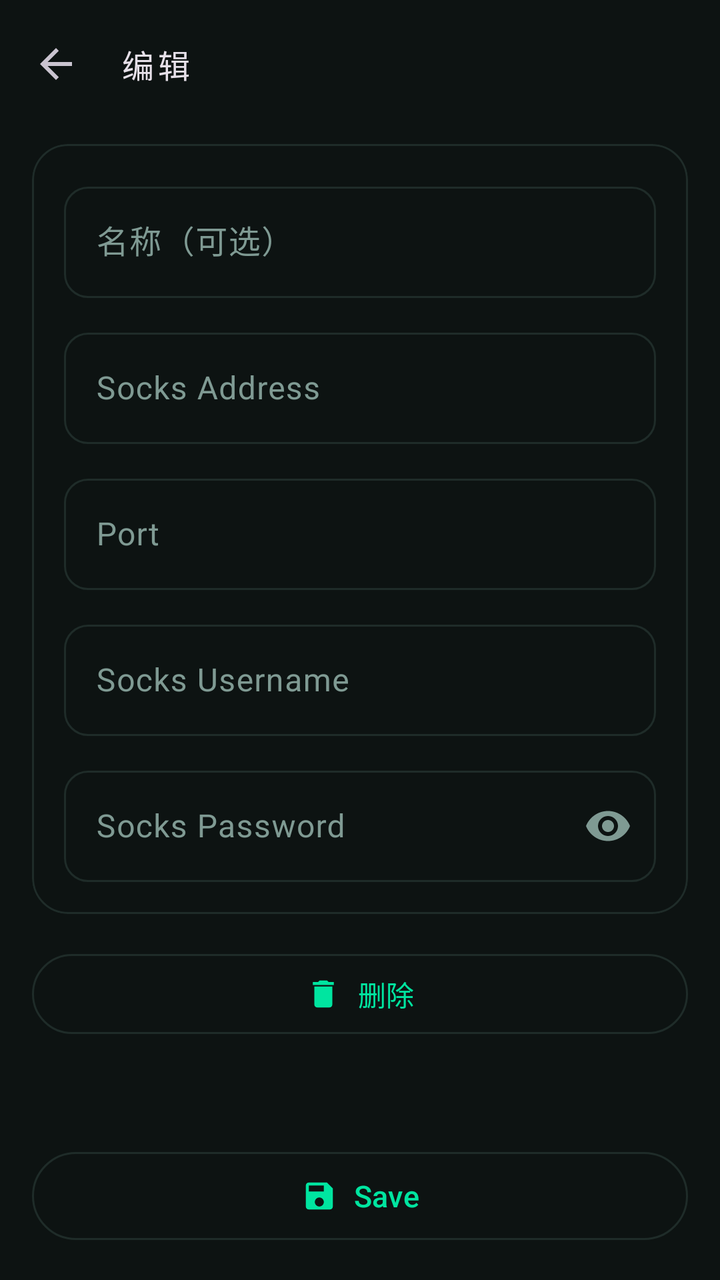
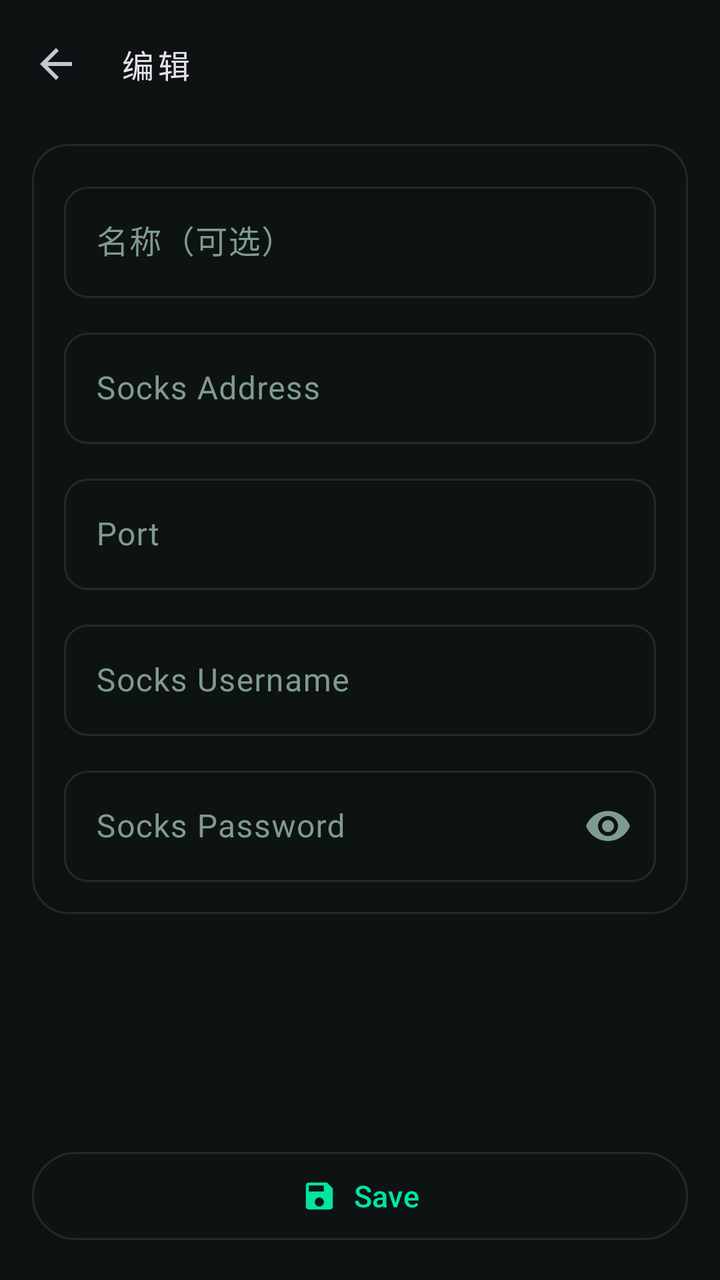

Before-and-after screenshots of an Android layout around one commit, followed by the original layout XML and the change that was made.
<!-- AndroidManifest.xml: application theme Theme.TunVPN -->
<!-- res/layout/activity_server_edit.xml -->
<?xml version="1.0" encoding="utf-8"?>
<LinearLayout xmlns:android="http://schemas.android.com/apk/res/android"
	xmlns:app="http://schemas.android.com/apk/res-auto"
	android:orientation="vertical"
	android:layout_width="match_parent"
	android:layout_height="match_parent"
	android:background="?attr/colorSurface">
	<com.google.android.material.appbar.MaterialToolbar
		android:id="@+id/toolbar"
		android:layout_width="match_parent"
		android:layout_height="?attr/actionBarSize"
		app:navigationIcon="?attr/homeAsUpIndicator"
		app:title="@string/server_edit"
		app:titleTextAppearance="@style/TextAppearance.TunVPN.Toolbar"/>
	<ScrollView
		android:layout_width="match_parent"
		android:layout_height="0dp"
		android:layout_weight="1"
		android:clipToPadding="false"
		android:fillViewport="true">
		<LinearLayout
			android:orientation="vertical"
			android:layout_width="match_parent"
			android:layout_height="wrap_content"
			android:paddingLeft="16dp"
			android:paddingRight="16dp"
			android:paddingTop="8dp"
			android:paddingBottom="24dp">
			<com.google.android.material.card.MaterialCardView
				style="@style/Widget.TunVPN.Card"
				android:layout_width="match_parent"
				android:layout_height="wrap_content">
				<LinearLayout
					android:orientation="vertical"
					android:layout_width="match_parent"
					android:layout_height="wrap_content"
					android:padding="16dp">
					<com.google.android.material.textfield.TextInputLayout
						style="@style/Widget.TunVPN.TextInputLayout"
						android:layout_width="match_parent"
						android:layout_height="wrap_content"
						android:hint="@string/server_name">
						<com.google.android.material.textfield.TextInputEditText
							android:id="@+id/server_name"
							android:layout_width="match_parent"
							android:layout_height="wrap_content"
							android:inputType="text"
							android:maxLines="1"/>
					</com.google.android.material.textfield.TextInputLayout>
					<com.google.android.material.textfield.TextInputLayout
						style="@style/Widget.TunVPN.TextInputLayout"
						android:layout_width="match_parent"
						android:layout_height="wrap_content"
						android:layout_marginTop="12dp"
						android:hint="@string/socks_addr">
						<com.google.android.material.textfield.TextInputEditText
							android:id="@+id/server_addr"
							android:layout_width="match_parent"
							android:layout_height="wrap_content"
							android:inputType="text"
							android:maxLines="1"/>
					</com.google.android.material.textfield.TextInputLayout>
					<com.google.android.material.textfield.TextInputLayout
						style="@style/Widget.TunVPN.TextInputLayout"
						android:layout_width="match_parent"
						android:layout_height="wrap_content"
						android:layout_marginTop="12dp"
						android:hint="@string/port">
						<com.google.android.material.textfield.TextInputEditText
							android:id="@+id/server_port"
							android:layout_width="match_parent"
							android:layout_height="wrap_content"
							android:inputType="number"
							android:maxLines="1"/>
					</com.google.android.material.textfield.TextInputLayout>
					<com.google.android.material.textfield.TextInputLayout
						style="@style/Widget.TunVPN.TextInputLayout"
						android:layout_width="match_parent"
						android:layout_height="wrap_content"
						android:layout_marginTop="12dp"
						android:hint="@string/socks_user">
						<com.google.android.material.textfield.TextInputEditText
							android:id="@+id/server_user"
							android:layout_width="match_parent"
							android:layout_height="wrap_content"
							android:inputType="text"
							android:maxLines="1"/>
					</com.google.android.material.textfield.TextInputLayout>
					<com.google.android.material.textfield.TextInputLayout
						style="@style/Widget.TunVPN.TextInputLayout"
						android:layout_width="match_parent"
						android:layout_height="wrap_content"
						android:layout_marginTop="12dp"
						android:hint="@string/socks_pass"
						app:endIconMode="password_toggle">
						<com.google.android.material.textfield.TextInputEditText
							android:id="@+id/server_pass"
							android:layout_width="match_parent"
							android:layout_height="wrap_content"
							android:inputType="textPassword"
							android:maxLines="1"/>
					</com.google.android.material.textfield.TextInputLayout>
				</LinearLayout>
			</com.google.android.material.card.MaterialCardView>
			<com.google.android.material.button.MaterialButton
				android:id="@+id/server_delete"
				style="?attr/materialButtonOutlinedStyle"
				android:layout_width="match_parent"
				android:layout_height="wrap_content"
				android:layout_marginTop="16dp"
				android:minHeight="48dp"
				android:text="@string/server_delete"
				android:textSize="14sp"
				app:cornerRadius="24dp"
				app:icon="@drawable/ic_delete"
				app:iconGravity="textStart"
				app:iconPadding="8dp"/>
		</LinearLayout>
	</ScrollView>
	<com.google.android.material.button.MaterialButton
		android:id="@+id/save"
		style="?attr/materialButtonOutlinedStyle"
		android:layout_width="match_parent"
		android:layout_height="wrap_content"
		android:layout_margin="16dp"
		android:minHeight="52dp"
		android:text="@string/save"
		android:textSize="15sp"
		app:cornerRadius="26dp"
		app:icon="@drawable/ic_save"
		app:iconGravity="textStart"
		app:iconPadding="8dp"/>
</LinearLayout>
<!-- resources referenced by this layout -->
<resources>
  <!-- drawable ic_delete (drawable) -->
  <vector xmlns:android="http://schemas.android.com/apk/res/android"
  	android:width="24dp"
  	android:height="24dp"
  	android:viewportWidth="24"
  	android:viewportHeight="24">
  	<path
  		android:fillColor="#000000"
  		android:pathData="M6,19c0,1.1 0.9,2 2,2h8c1.1,0 2,-0.9 2,-2V7H6v12zM19,4h-3.5l-1,-1h-5l-1,1H5v2h14V4z"/>
  </vector>
  <!-- drawable ic_save (drawable) -->
  <?xml version="1.0" encoding="utf-8"?>
  <vector xmlns:android="http://schemas.android.com/apk/res/android"
  	android:width="24dp"
  	android:height="24dp"
  	android:viewportWidth="24"
  	android:viewportHeight="24">
  	<path
  		android:fillColor="?attr/colorControlNormal"
  		android:pathData="M17,3H5C3.89,3 3,3.9 3,5v14c0,1.1 0.89,2 2,2h14c1.1,0 2,-0.9 2,-2V7l-4,-4zM12,19c-1.66,0 -3,-1.34 -3,-3s1.34,-3 3,-3 3,1.34 3,3 -1.34,3 -3,3zM15,9H5V5h10v4z"/>
  </vector>
  <string name="port">Port</string>
  <string name="save">Save</string>
  <string name="server_delete">删除</string>
  <string name="server_edit">编辑</string>
  <string name="server_name">名称（可选）</string>
  <string name="socks_addr">Socks Address</string>
  <string name="socks_pass">Socks Password</string>
  <string name="socks_user">Socks Username</string>
  <style name="TextAppearance.TunVPN.Toolbar" parent="TextAppearance.Material3.TitleMedium">
  		<item name="fontFamily">monospace</item>
  		<item name="android:fontFamily">monospace</item>
  		<item name="android:letterSpacing">0.12</item>
  	</style>
  <style name="Widget.TunVPN.Card" parent="Widget.Material3.CardView.Outlined">
  		<item name="cardCornerRadius">18dp</item>
  		<item name="cardBackgroundColor">?attr/colorSurface</item>
  		<item name="strokeColor">?attr/colorOutline</item>
  		<item name="strokeWidth">1dp</item>
  	</style>
  <style name="Widget.TunVPN.TextInputLayout" parent="Widget.Material3.TextInputLayout.OutlinedBox">
  		<item name="boxCornerRadiusTopStart">12dp</item>
  		<item name="boxCornerRadiusTopEnd">12dp</item>
  		<item name="boxCornerRadiusBottomStart">12dp</item>
  		<item name="boxCornerRadiusBottomEnd">12dp</item>
  	</style>
  <style name="Theme.TunVPN" parent="Theme.Material3.Dark.NoActionBar">
  		<item name="colorPrimary">#00E5A0</item>
  		<item name="colorOnPrimary">#060A09</item>
  		<item name="colorPrimaryContainer">#10261F</item>
  		<item name="colorOnPrimaryContainer">#6CFFD0</item>
  		<item name="colorSecondary">#00E5A0</item>
  		<item name="colorOnSecondary">#060A09</item>
  		<item name="colorSecondaryContainer">#0B2E26</item>
  		<item name="colorOnSecondaryContainer">#6CFFD0</item>
  		<item name="colorError">#FF5C7A</item>
  		<item name="colorOnError">#060A09</item>
  		<item name="colorErrorContainer">#3A1220</item>
  		<item name="colorOnErrorContainer">#FFC2CE</item>
  		<item name="android:colorBackground">#060A09</item>
  		<item name="colorSurface">#0D1312</item>
  		<item name="colorOnSurface">#E4FFF5</item>
  		<item name="colorSurfaceVariant">#131B1A</item>
  		<item name="colorOnSurfaceVariant">#7F9A93</item>
  		<item name="colorSurfaceContainer">#18221F</item>
  		<item name="colorOutline">#1F2C29</item>
  		<item name="android:statusBarColor">@android:color/transparent</item>
  		<item name="android:navigationBarColor">@android:color/transparent</item>
  		<item name="android:windowLightStatusBar">false</item>
  		<item name="android:windowBackground">#060A09</item>
  	</style>
</resources>

<!-- the commit's change to res/layout/activity_server_edit.xml (unified diff, before → after) -->
@@ -102,20 +102,7 @@
 					</com.google.android.material.textfield.TextInputLayout>
 				</LinearLayout>
 			</com.google.android.material.card.MaterialCardView>
-			<com.google.android.material.button.MaterialButton
-				android:id="@+id/server_delete"
-				style="?attr/materialButtonOutlinedStyle"
-				android:layout_width="match_parent"
-				android:layout_height="wrap_content"
-				android:layout_marginTop="16dp"
-				android:minHeight="48dp"
-				android:text="@string/server_delete"
-				android:textSize="14sp"
-				app:cornerRadius="24dp"
-				app:icon="@drawable/ic_delete"
-				app:iconGravity="textStart"
-				app:iconPadding="8dp"/>
-		</LinearLayout>
+			</LinearLayout>
 	</ScrollView>
 	<com.google.android.material.button.MaterialButton
 		android:id="@+id/save"
<!-- resource entries referenced after the edit -->
@@ -1,15 +1,5 @@
 <!-- resources referenced by this layout -->
 <resources>
-  <!-- drawable ic_delete (drawable) -->
-  <vector xmlns:android="http://schemas.android.com/apk/res/android"
-  	android:width="24dp"
-  	android:height="24dp"
-  	android:viewportWidth="24"
-  	android:viewportHeight="24">
-  	<path
-  		android:fillColor="#000000"
-  		android:pathData="M6,19c0,1.1 0.9,2 2,2h8c1.1,0 2,-0.9 2,-2V7H6v12zM19,4h-3.5l-1,-1h-5l-1,1H5v2h14V4z"/>
-  </vector>
   <!-- drawable ic_save (drawable) -->
   <?xml version="1.0" encoding="utf-8"?>
   <vector xmlns:android="http://schemas.android.com/apk/res/android"
@@ -23,7 +13,6 @@
   </vector>
   <string name="port">Port</string>
   <string name="save">Save</string>
-  <string name="server_delete">删除</string>
   <string name="server_edit">编辑</string>
   <string name="server_name">名称（可选）</string>
   <string name="socks_addr">Socks Address</string>
